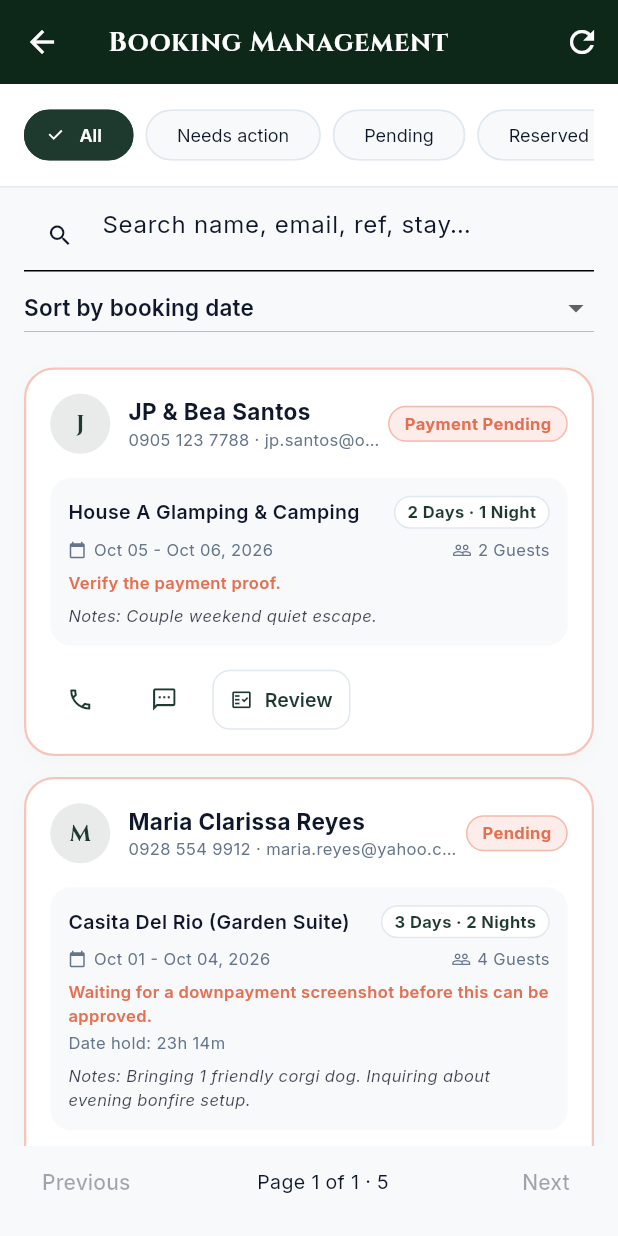
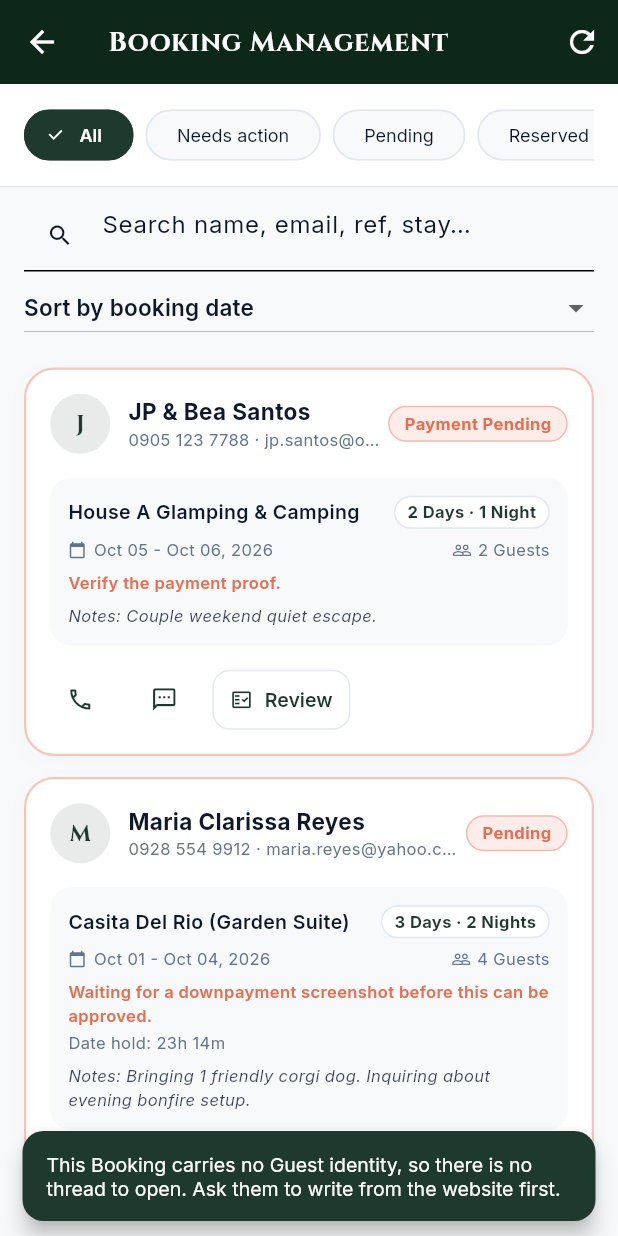
Before and after one commit to JOHN-REY-CARLO-A-GEMAO/hacienda-de-luisana, a Flutter app: the BookingsScreen screen opened directly, after a tap on the "sms" icon, on a phone screen of 412 x 824 dp. Run offline on Flutter 3.47's test engine with Material 3 defaults, Android fonts, the phone set to English and light mode, and no system bars; our stand-ins replace cloud_firestore, firebase_auth, firebase_core, firebase_database, flutter_local_notifications, flutter_riverpod and 3 more; accounts and stored records are empty.

Commit message:
feat(bookings): open the Guest's thread from a Booking card
The message button on a Booking card handed the phone to the SMS app: a second
conversation, in a different app, to be kept in step with the first by hand. The
conversation already lives in Firestore and the Admin can read it, so the button
now opens that one â€” the thread the Guest sees on the website.

  lib/services/guest_conversation_lookup.dart   new
  lib/views/inbox/inbox_screen.dart             _ThreadScreen -> ThreadScreen
  lib/views/bookings/bookings_screen.dart       the button

The lookup is a `where` query, which is only possible here. The Admin may read
every conversation, so Firestore can prove the query is safe; a Guest cannot, and
the website derives the id instead (bf0c95f's predecessor, 5b04959). Not
redundant â€” the Admin does not know the Guest's category, so it has to look.

It prefers the Guest's `booking` topic, because that is what a Booking card is
about; opening their "Payment help" thread from a Booking would surprise anyone.
Falls back to their most recent thread, since many Guests write once and it lands
wherever they happened to be.

Two cases answer instead of opening:

  - the Booking carries no `uid` â€” older documents predate the identity field
  - the Guest has never written â€” and the Admin *cannot* create the thread, because
    firestore.rules makes the creator the Guest (`guest_uid == request.auth.uid`).
    Opening an empty thread that could never be sent from would be worse than
    saying so, so it says so.

The phone button is untouched.

flutter analyze lib: 0 errors.

```diff
--- /dev/null
+++ b/lib/services/guest_conversation_lookup.dart
@@ -0,0 +1,90 @@
+// ----------------------------------------------------------------------------
+// Finding the conversation a Guest and the Admin already have.
+// ----------------------------------------------------------------------------
+// The Admin app needs to answer one question from a Booking: "has this Guest
+// written to us, and if so where?". The Bookings list is where an Admin looks
+// when they want to answer something, so the message button on a Booking opens
+// that thread directly rather than making them remember which inbox row it is.
+//
+// The lookup is a `where` query, and that is only possible **here**: the Admin
+// is allowed to read every conversation, so Firestore can prove the query is
+// safe. The Guest cannot do this — the website derives the id instead (see
+// `AppConstants.conversationId`). The two are not redundant: the Admin does not
+// know the Guest's category, so it has to look.
+// ----------------------------------------------------------------------------
+
+import 'package:cloud_firestore/cloud_firestore.dart';
+
+import '../core/constants/app_constants.dart';
+
+/// A conversation the Admin can open, and who it is with.
+class GuestConversation {
+  const GuestConversation({required this.id, required this.guestUid, required this.category, this.updatedAt});
+
+  final String id;
+  final String guestUid;
+  final String category;
+  final DateTime? updatedAt;
+
+  /// Whether this is the thread a Booking is "about", as opposed to another
+  /// topic the same Guest opened.
+  bool get isBookingTopic => category == AppConstants.categoryBooking;
+}
+
+/// Every open thread this Guest has, newest first.
+///
+/// Returns empty rather than throwing when there is nothing to find: "this Guest
+/// has never written to us" is an answer, not a failure, and the caller turns it
+/// into a sentence rather than an error screen.
+Future<List<GuestConversation>> conversationsWith(
+  String guestUid, {
+  FirebaseFirestore? firestore,
+  int limit = 20,
+}) async {
+  final db = firestore ?? FirebaseFirestore.instance;
+  final snapshot = await db
+      .collection(AppConstants.colConversations)
+      .where('guest_uid', isEqualTo: guestUid)
+      .limit(limit)
+      .get();
+
+  final threads = snapshot.docs.map((doc) {
+    final data = doc.data();
+    final updated = data['updated_at'];
+    return GuestConversation(
+      id: doc.id,
+      guestUid: (data['guest_uid'] ?? '').toString(),
+      category: (data['category'] ?? AppConstants.categoryBooking).toString(),
+      updatedAt: updated is Timestamp ? updated.toDate() : null,
+    );
+  }).toList();
+
+  threads.sort((a, b) {
+    final at = a.updatedAt;
+    final bt = b.updatedAt;
+    if (at == null && bt == null) return 0;
+    if (at == null) return 1;
+    if (bt == null) return -1;
+    return bt.compareTo(at);
+  });
+  return threads;
+}
+
+/// The one thread to open for a Booking: the Guest's booking topic if they have
+/// one, otherwise the most recent thing they wrote about, otherwise null.
+///
+/// Prefers the booking topic because that is what a Booking card is about —
+/// opening a Guest's "Payment help" thread from their Booking card would be
+/// surprising. The most recent fallback is there because many Guests write once
+/// and it lands in whatever category they picked.
+Future<GuestConversation?> threadForBooking(
+  String guestUid, {
+  FirebaseFirestore? firestore,
+}) async {
+  final threads = await conversationsWith(guestUid, firestore: firestore);
+  if (threads.isEmpty) return null;
+  for (final thread in threads) {
+    if (thread.isBookingTopic) return thread;
+  }
+  return threads.first;
+}
--- a/lib/views/bookings/bookings_screen.dart
+++ b/lib/views/bookings/bookings_screen.dart
@@ -9,6 +9,8 @@ import '../../models/booking_model.dart';
 import '../../providers/app_providers.dart';
 import '../../services/auth_store.dart';
 import '../../services/booking_lifecycle.dart';
+import '../../services/guest_conversation_lookup.dart';
+import '../inbox/inbox_screen.dart';
 import '../../tutorial/tutorial_controller.dart';
 import '../../tutorial/tutorial_keys.dart';
 import '../../widgets/empty_state.dart';
@@ -256,6 +258,65 @@ class _BookingsScreenState extends ConsumerState<BookingsScreen> {
     Navigator.of(context).push(MaterialPageRoute(
       builder: (_) => BookingDetailScreen(bookingId: booking.id),
     ));
+  }
+
+  /// Open the conversation this Guest and the Admin already have.
+  ///
+  /// The message button used to hand the phone to the SMS app, which asks the
+  /// Admin to start a *second* conversation in a *different* app and then keep
+  /// two threads in step by hand. The conversation already lives in Firestore
+  /// and the Admin can read it, so this opens that one — the thread the Guest
+  /// sees on the website.
+  ///
+  /// A Guest who has never written leaves nothing to open, and the Admin cannot
+  /// create the thread either: `firestore.rules` makes the creator the Guest
+  /// (`guest_uid == request.auth.uid`). So that case says so instead of opening
+  /// an empty screen that could never be sent from.
+  Future<void> _openConversation(BookingModel booking) async {
+    final uid = booking.uid;
+    final name = booking.guestName;
+
+    if (uid == null || uid.isEmpty) {
+      _say('This Booking carries no Guest identity, so there is no thread to open. Ask them to write from the website first.');
+      return;
+    }
+
+    final messenger = ScaffoldMessenger.of(context);
+    messenger.hideCurrentSnackBar();
+    messenger.showSnackBar(const SnackBar(
+      content: Text('Looking for their conversation…'),
+      duration: Duration(milliseconds: 1200),
+    ));
+
+    GuestConversation? thread;
+    Object? failure;
+    try {
+      thread = await threadForBooking(uid);
+    } catch (error) {
+      failure = error;
+    }
+
+    if (!mounted) return;
+    messenger.hideCurrentSnackBar();
+    if (failure != null) {
+      _say('Could not reach the inbox: $failure');
+      return;
+    }
+    if (thread == null) {
+      _say('$name has not written to us yet. Ask them to start a conversation from the website, and it will appear here.');
+      return;
+    }
+
+    TourBus.event('open-thread');
+    Navigator.of(context).push(MaterialPageRoute(
+      builder: (_) => ThreadScreen(convoId: thread!.id, guestUid: thread!.guestUid),
+    ));
+  }
+
+  void _say(String message) {
+    ScaffoldMessenger.of(context)
+      ..hideCurrentSnackBar()
+      ..showSnackBar(SnackBar(content: Text(message)));
   }
 
   /// The one-tap step for this card, when the lifecycle offers one that
@@ -508,9 +569,8 @@ class _BookingsScreenState extends ConsumerState<BookingsScreen> {
                   IconButton(
                     icon: const Icon(Icons.sms_outlined,
                         size: 18, color: AppColors.primaryForest),
-                    tooltip: 'Message Guest',
-                    onPressed: () => _launchUrl(
-                        'sms:${booking.guestPhone.replaceAll(' ', '')}'),
+                    tooltip: 'Open conversation',
+                    onPressed: () => _openConversation(booking),
                   ),
                   OutlinedButton.icon(
                     onPressed: () => _openDetail(booking),
```
Also changed, not shown: lib/views/inbox/inbox_screen.dart (+12 -12 lines).
